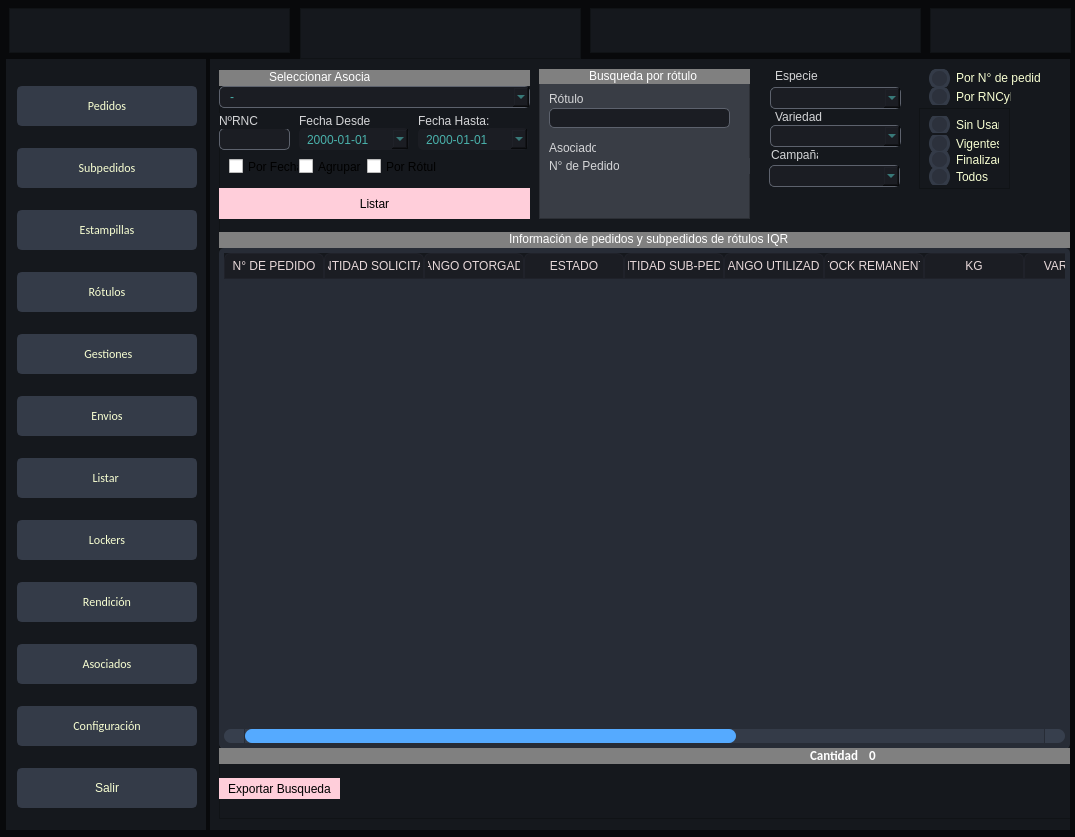
Old version of the form main.ui in the repository zenfranco/gestion_rotulos_psql.
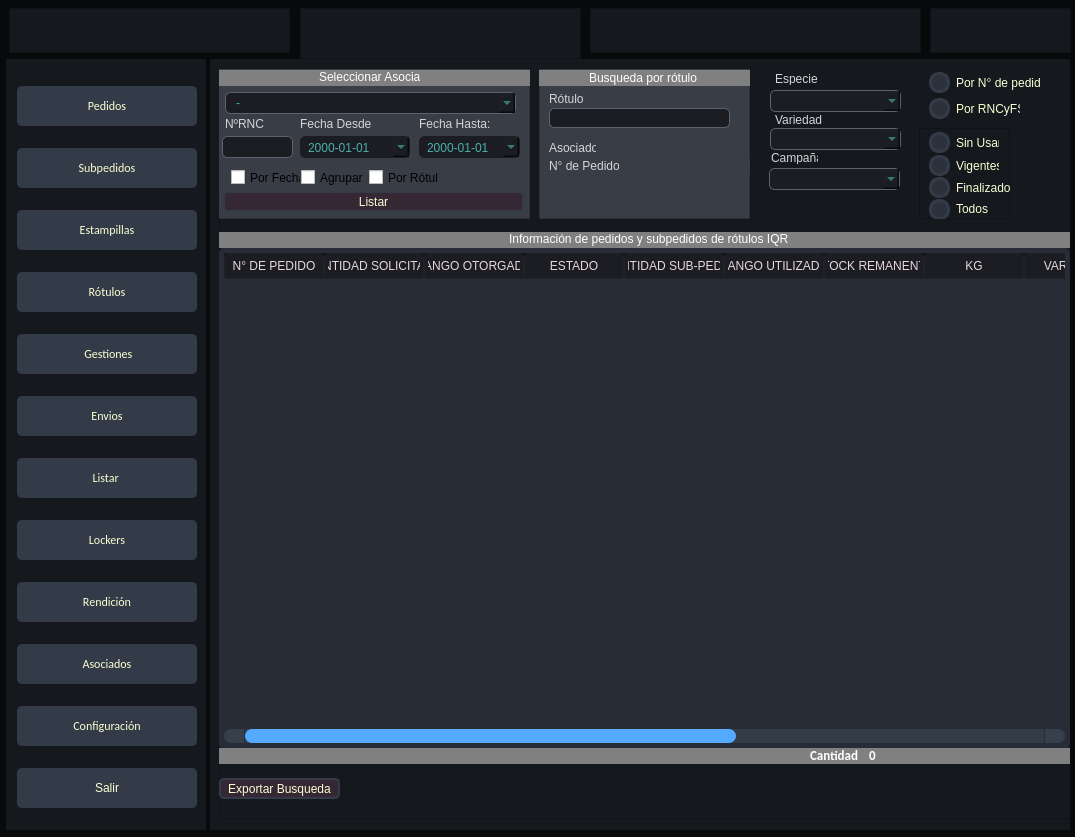
New version of the form. The open tabs and pages were chosen to show the change. Icons and pictures are not drawn.

Commit message: se corrigen detalles graficos

Patch:
```diff
--- a/main.ui
+++ b/main.ui
@@ -73,10 +73,25 @@
 	padding-left: 5px;
 }
 
+QComboBox{
+color:#49b0aa;
+	background-color: rgb(27, 29, 35);
+	border-radius: 5px;
+	border: 1px solid rgb(27, 29, 35);
+	padding: 4px;
+	padding-left: 5px;
+}
+QComboBox:hover{
+	border: 2px solid rgb(64, 71, 88);
+}
 QSpinBox{
 color:#49b0aa;
-border: 1px solid #232323}
-
+	background-color: rgb(27, 29, 35);
+	border-radius: 5px;
+	border: 1px solid rgb(27, 29, 35);
+	padding: 4px;
+	padding-left: 5px;
+}
 </string>
   </property>
   <widget class="QWidget" name="centralwidget">
@@ -1528,7 +1543,7 @@
           </rect>
          </property>
          <property name="styleSheet">
-          <string notr="true">background-color: rgb(255, 255, 255);</string>
+          <string notr="true"/>
          </property>
          <property name="inputMask">
           <string/>
@@ -1652,7 +1667,7 @@
           </rect>
          </property>
          <property name="styleSheet">
-          <string notr="true">background-color: rgb(255, 255, 255);</string>
+          <string notr="true"/>
          </property>
         </widget>
         <widget class="QTableWidget" name="tb_verpedidos">
@@ -1722,22 +1737,22 @@
          </attribute>
          <column>
           <property name="text">
-           <string>N° DE PEDIDO</string>
+           <string>Nº de Pedido</string>
           </property>
          </column>
          <column>
           <property name="text">
-           <string>RANGO DISPONIBLE</string>
+           <string>Rango Disponible</string>
           </property>
          </column>
          <column>
           <property name="text">
-           <string>STOCK</string>
+           <string>Stock</string>
           </property>
          </column>
          <column>
           <property name="text">
-           <string>SERIE</string>
+           <string>Serie</string>
           </property>
          </column>
         </widget>
@@ -1764,7 +1779,7 @@
          <widget class="QLabel" name="label_120">
           <property name="geometry">
            <rect>
-            <x>210</x>
+            <x>150</x>
             <y>-1</y>
             <width>101</width>
             <height>16</height>
@@ -1856,7 +1871,7 @@
         <widget class="QLabel" name="label_150">
          <property name="geometry">
           <rect>
-           <x>310</x>
+           <x>390</x>
            <y>-2</y>
            <width>170</width>
            <height>16</height>
@@ -2071,10 +2086,10 @@
           <number>2021</number>
          </property>
          <property name="maximum">
-          <number>2025</number>
+          <number>2026</number>
          </property>
          <property name="value">
-          <number>2023</number>
+          <number>2024</number>
          </property>
         </widget>
         <widget class="QComboBox" name="cbx_especie_sp">
@@ -2509,7 +2524,7 @@
           </font>
          </property>
          <property name="text">
-          <string>Rango Disponible</string>
+          <string>Rango Disponible:</string>
          </property>
         </widget>
         <widget class="QLabel" name="signal_stock_sp">
@@ -2525,10 +2540,15 @@
           <font>
            <family>Calibri</family>
            <pointsize>11</pointsize>
+           <weight>75</weight>
+           <bold>true</bold>
           </font>
          </property>
+         <property name="styleSheet">
+          <string notr="true">color:#49b0aa;</string>
+         </property>
          <property name="text">
-          <string>[stock]</string>
+          <string>-</string>
          </property>
         </widget>
         <widget class="QLabel" name="label_16">
@@ -2549,7 +2569,7 @@
           </font>
          </property>
          <property name="text">
-          <string>Stock Disponible</string>
+          <string>Stock Disponible:</string>
          </property>
         </widget>
         <widget class="QLabel" name="signal_disponibleinicio_sp">
@@ -2565,10 +2585,15 @@
           <font>
            <family>Calibri</family>
            <pointsize>11</pointsize>
+           <weight>75</weight>
+           <bold>true</bold>
           </font>
          </property>
+         <property name="styleSheet">
+          <string notr="true">color:#49b0aa;</string>
+         </property>
          <property name="text">
-          <string>[iniciol]</string>
+          <string>-</string>
          </property>
         </widget>
         <widget class="QLabel" name="signal_disponiblefin_sp">
@@ -2584,17 +2609,22 @@
           <font>
            <family>Calibri</family>
            <pointsize>11</pointsize>
+           <weight>75</weight>
+           <bold>true</bold>
           </font>
          </property>
+         <property name="styleSheet">
+          <string notr="true">color:#49b0aa;</string>
+         </property>
          <property name="text">
-          <string>[Fin]</string>
+          <string>-</string>
          </property>
         </widget>
         <widget class="QLabel" name="label_72">
          <property name="geometry">
           <rect>
-           <x>220</x>
-           <y>11</y>
+           <x>219</x>
+           <y>10</y>
            <width>16</width>
            <height>20</height>
           </rect>
@@ -2608,7 +2638,7 @@
           </font>
          </property>
          <property name="text">
-          <string>-</string>
+          <string>al</string>
          </property>
         </widget>
         <widget class="QPushButton" name="btn_refresh">
@@ -2621,14 +2651,7 @@
           </rect>
          </property>
          <property name="styleSheet">
-          <string notr="true">QPushButton{
-background-color: rgb(255, 170, 127);
-
-}
-QPushButton:hover{
-background-color: rgb(212, 141, 105);
-
-}</string>
+          <string notr="true"/>
          </property>
          <property name="text">
           <string/>
@@ -2648,14 +2671,7 @@
           </rect>
          </property>
          <property name="styleSheet">
-          <string notr="true">QPushButton{
-background-color: rgb(255, 170, 127);
-
-}
-QPushButton:hover{
-background-color: rgb(212, 141, 105);
-
-}</string>
+          <string notr="true"/>
          </property>
          <property name="text">
           <string/>
@@ -2777,50 +2793,13 @@
          </property>
         </column>
        </widget>
-       <widget class="QLineEdit" name="txt_listar">
-        <property name="geometry">
-         <rect>
-          <x>0</x>
-          <y>60</y>
-          <width>71</width>
-          <height>22</height>
-         </rect>
-        </property>
-       </widget>
-       <widget class="QPushButton" name="btn_listarlistar">
-        <property name="geometry">
-         <rect>
-          <x>0</x>
-          <y>120</y>
-          <width>311</width>
-          <height>31</height>
-         </rect>
-        </property>
-        <property name="styleSheet">
-         <string notr="true">QPushButton{
-
-background-color: rgb(255, 206, 218);
-border:1px;
-}
-QPushButton:hover{
-background-color: rgb(255, 152, 162);
-
-}</string>
-        </property>
-        <property name="text">
-         <string>Listar</string>
-        </property>
-        <property name="shortcut">
-         <string>Enter</string>
-        </property>
-       </widget>
        <widget class="QRadioButton" name="rb_porrncyfs">
         <property name="geometry">
          <rect>
           <x>710</x>
-          <y>20</y>
-          <width>82</width>
-          <height>17</height>
+          <y>30</y>
+          <width>91</width>
+          <height>21</height>
          </rect>
         </property>
         <property name="text">
@@ -2831,9 +2810,9 @@
         <property name="geometry">
          <rect>
           <x>710</x>
-          <y>0</y>
+          <y>-1</y>
           <width>111</width>
-          <height>20</height>
+          <height>31</height>
          </rect>
         </property>
         <property name="text">
@@ -2844,7 +2823,7 @@
         <property name="geometry">
          <rect>
           <x>550</x>
-          <y>97</y>
+          <y>100</y>
           <width>131</width>
           <height>22</height>
          </rect>
@@ -2869,7 +2848,7 @@
         <property name="geometry">
          <rect>
           <x>552</x>
-          <y>80</y>
+          <y>83</y>
           <width>47</width>
           <height>13</height>
          </rect>
@@ -2882,7 +2861,7 @@
         <property name="geometry">
          <rect>
           <x>551</x>
-          <y>57</y>
+          <y>60</y>
           <width>131</width>
           <height>22</height>
          </rect>
@@ -2907,7 +2886,7 @@
         <property name="geometry">
          <rect>
           <x>556</x>
-          <y>42</y>
+          <y>45</y>
           <width>47</width>
           <height>13</height>
          </rect>
@@ -2920,7 +2899,7 @@
         <property name="geometry">
          <rect>
           <x>556</x>
-          <y>1</y>
+          <y>4</y>
           <width>47</width>
           <height>13</height>
          </rect>
@@ -2933,7 +2912,7 @@
         <property name="geometry">
          <rect>
           <x>551</x>
-          <y>19</y>
+          <y>22</y>
           <width>131</width>
           <height>22</height>
          </rect>
@@ -2964,31 +2943,13 @@
          </property>
         </item>
        </widget>
-       <widget class="QComboBox" name="combo_asociados_listar">
-        <property name="geometry">
-         <rect>
-          <x>0</x>
-          <y>18</y>
-          <width>311</width>
-          <height>22</height>
-         </rect>
-        </property>
-        <property name="autoFillBackground">
-         <bool>false</bool>
-        </property>
-        <item>
-         <property name="text">
-          <string>-</string>
-         </property>
-        </item>
-       </widget>
        <widget class="QFrame" name="frame_10">
         <property name="geometry">
          <rect>
           <x>700</x>
-          <y>40</y>
+          <y>60</y>
           <width>91</width>
-          <height>81</height>
+          <height>91</height>
          </rect>
         </property>
         <property name="frameShape">
@@ -3001,9 +2962,9 @@
          <property name="geometry">
           <rect>
            <x>10</x>
-           <y>43</y>
-           <width>70</width>
-           <height>17</height>
+           <y>49</y>
+           <width>91</width>
+           <height>21</height>
           </rect>
          </property>
          <property name="text">
@@ -3016,7 +2977,7 @@
            <x>10</x>
            <y>27</y>
            <width>70</width>
-           <height>17</height>
+           <height>21</height>
           </rect>
          </property>
          <property name="text">
@@ -3027,9 +2988,9 @@
          <property name="geometry">
           <rect>
            <x>10</x>
-           <y>60</y>
+           <y>71</y>
            <width>70</width>
-           <height>17</height>
+           <height>20</height>
           </rect>
          </property>
          <property name="text">
@@ -3040,9 +3001,9 @@
          <property name="geometry">
           <rect>
            <x>10</x>
-           <y>8</y>
+           <y>4</y>
            <width>70</width>
-           <height>17</height>
+           <height>21</height>
           </rect>
          </property>
          <property name="text">
@@ -3128,97 +3089,29 @@
          </rect>
         </property>
         <property name="styleSheet">
-         <string notr="true">QPushButton{
+         <string notr="true">QPushButton {
+	
+	color: rgb(248, 255, 210);
+	border: 2px solid rgb(52, 59, 72);
+	border-radius: 5px;	
+	background-color:  #352733;
 
-background-color: rgb(255, 206, 218);
-border:1px;
 }
-QPushButton:hover{
-background-color: rgb(255, 152, 162);
+QPushButton:hover {
+	background-color: rgb(57, 65, 80);
+	border: 2px solid rgb(61, 70, 86);
+}
+QPushButton:pressed {	
+	background-color: rgb(35, 40, 49);
+	border: 2px solid rgb(43, 50, 61);
+}
 
-}</string>
+</string>
         </property>
         <property name="text">
          <string>Exportar Busqueda</string>
         </property>
        </widget>
-       <widget class="QLabel" name="label_19">
-        <property name="geometry">
-         <rect>
-          <x>80</x>
-          <y>45</y>
-          <width>71</width>
-          <height>16</height>
-         </rect>
-        </property>
-        <property name="text">
-         <string>Fecha Desde:</string>
-        </property>
-       </widget>
-       <widget class="QDateEdit" name="fecha_hasta_listar">
-        <property name="enabled">
-         <bool>false</bool>
-        </property>
-        <property name="geometry">
-         <rect>
-          <x>199</x>
-          <y>60</y>
-          <width>110</width>
-          <height>22</height>
-         </rect>
-        </property>
-        <property name="displayFormat">
-         <string>yyyy-MM-dd</string>
-        </property>
-        <property name="calendarPopup">
-         <bool>true</bool>
-        </property>
-       </widget>
-       <widget class="QLabel" name="label_38">
-        <property name="geometry">
-         <rect>
-          <x>199</x>
-          <y>45</y>
-          <width>71</width>
-          <height>16</height>
-         </rect>
-        </property>
-        <property name="text">
-         <string>Fecha Hasta:</string>
-        </property>
-       </widget>
-       <widget class="QDateEdit" name="fecha_desde_listar">
-        <property name="enabled">
-         <bool>false</bool>
-        </property>
-        <property name="geometry">
-         <rect>
-          <x>80</x>
-          <y>60</y>
-          <width>110</width>
-          <height>22</height>
-         </rect>
-        </property>
-        <property name="displayFormat">
-         <string>yyyy-MM-dd</string>
-        </property>
-        <property name="calendarPopup">
-         <bool>true</bool>
-        </property>
-       </widget>
-       <widget class="QCheckBox" name="cbx_porfecha">
-        <property name="geometry">
-         <rect>
-          <x>10</x>
-          <y>90</y>
-          <width>70</width>
-          <height>17</height>
-         </rect>
-        </property>
-        <property name="text">
-         <string>Por Fecha</string>
-        </property>
-       </widget>
        <widget class="QFrame" name="frame_30">
         <property name="geometry">
          <rect>
@@ -3358,61 +3251,11 @@
          </property>
         </widget>
        </widget>
-       <widget class="QCheckBox" name="cbx_agrupar_porfecha">
-        <property name="geometry">
-         <rect>
-          <x>80</x>
-          <y>90</y>
-          <width>70</width>
-          <height>17</height>
-         </rect>
-        </property>
-        <property name="text">
-         <string>Agrupar</string>
-        </property>
-       </widget>
-       <widget class="QFrame" name="frame_43">
-        <property name="geometry">
-         <rect>
-          <x>0</x>
-          <y>2</y>
-          <width>311</width>
-          <height>16</height>
-         </rect>
-        </property>
-        <property name="styleSheet">
-         <string notr="true">background:grey;
-border-radius:15px;
-</string>
-        </property>
-        <property name="frameShape">
-         <enum>QFrame::StyledPanel</enum>
-        </property>
-        <property name="frameShadow">
-         <enum>QFrame::Raised</enum>
-        </property>
-        <widget class="QLabel" name="label_126">
-         <property name="geometry">
-          <rect>
-           <x>50</x>
-           <y>-1</y>
-           <width>101</width>
-           <height>16</height>
-          </rect>
-         </property>
-         <property name="styleSheet">
-          <string notr="true">color:rgb(255, 255, 255);</string>
-         </property>
-         <property name="text">
-          <string>Seleccionar Asociado</string>
-         </property>
-        </widget>
-       </widget>
        <widget class="QFrame" name="frame_75">
         <property name="geometry">
          <rect>
           <x>320</x>
-          <y>0</y>
+          <y>2</y>
           <width>211</width>
           <height>16</height>
          </rect>
@@ -3445,32 +3288,6 @@
          </property>
         </widget>
        </widget>
-       <widget class="QCheckBox" name="cbx_porrotulo">
-        <property name="geometry">
-         <rect>
-          <x>148</x>
-          <y>90</y>
-          <width>70</width>
-          <height>17</height>
-         </rect>
-        </property>
-        <property name="text">
-         <string>Por Rótulo</string>
-        </property>
-       </widget>
-       <widget class="QLabel" name="label_104">
-        <property name="geometry">
-         <rect>
-          <x>0</x>
-          <y>45</y>
-          <width>71</width>
-          <height>16</height>
-         </rect>
-        </property>
-        <property name="text">
-         <string>NºRNC</string>
-        </property>
-       </widget>
        <widget class="QFrame" name="frame_98">
         <property name="geometry">
          <rect>
@@ -3508,6 +3325,247 @@
          </property>
         </widget>
        </widget>
+       <widget class="QFrame" name="frame_108">
+        <property name="geometry">
+         <rect>
+          <x>-10</x>
+          <y>-10</y>
+          <width>321</width>
+          <height>161</height>
+         </rect>
+        </property>
+        <property name="styleSheet">
+         <string notr="true">QFrame
+{
+background-color: #393d45;
+}
+
+QPushButton {
+	
+	color: rgb(248, 255, 210);
+	border: 2px solid rgb(52, 59, 72);
+	border-radius: 5px;	
+	background-color:  #352733;
+
+}
+QPushButton:hover {
+	background-color: rgb(57, 65, 80);
+	border: 2px solid rgb(61, 70, 86);
+}
+QPushButton:pressed {	
+	background-color: rgb(35, 40, 49);
+	border: 2px solid rgb(43, 50, 61);
+}
+
+</string>
+        </property>
+        <property name="frameShape">
+         <enum>QFrame::StyledPanel</enum>
+        </property>
+        <property name="frameShadow">
+         <enum>QFrame::Raised</enum>
+        </property>
+        <widget class="QComboBox" name="combo_asociados_listar">
+         <property name="geometry">
+          <rect>
+           <x>16</x>
+           <y>34</y>
+           <width>291</width>
+           <height>22</height>
+          </rect>
+         </property>
+         <property name="autoFillBackground">
+          <bool>false</bool>
+         </property>
+         <item>
+          <property name="text">
+           <string>-</string>
+          </property>
+         </item>
+        </widget>
+        <widget class="QFrame" name="frame_43">
+         <property name="geometry">
+          <rect>
+           <x>10</x>
+           <y>12</y>
+           <width>311</width>
+           <height>16</height>
+          </rect>
+         </property>
+         <property name="styleSheet">
+          <string notr="true">background:grey;
+border-radius:15px;
+</string>
+         </property>
+         <property name="frameShape">
+          <enum>QFrame::StyledPanel</enum>
+         </property>
+         <property name="frameShadow">
+          <enum>QFrame::Raised</enum>
+         </property>
+         <widget class="QLabel" name="label_126">
+          <property name="geometry">
+           <rect>
+            <x>100</x>
+            <y>-1</y>
+            <width>101</width>
+            <height>16</height>
+           </rect>
+          </property>
+          <property name="styleSheet">
+           <string notr="true">color:rgb(255, 255, 255);</string>
+          </property>
+          <property name="text">
+           <string>Seleccionar Asociado</string>
+          </property>
+         </widget>
+        </widget>
+        <widget class="QDateEdit" name="fecha_hasta_listar">
+         <property name="enabled">
+          <bool>false</bool>
+         </property>
+         <property name="geometry">
+          <rect>
+           <x>210</x>
+           <y>78</y>
+           <width>101</width>
+           <height>22</height>
+          </rect>
+         </property>
+         <property name="displayFormat">
+          <string>yyyy-MM-dd</string>
+         </property>
+         <property name="calendarPopup">
+          <bool>true</bool>
+         </property>
+        </widget>
+        <widget class="QLabel" name="label_38">
+         <property name="geometry">
+          <rect>
+           <x>210</x>
+           <y>58</y>
+           <width>71</width>
+           <height>16</height>
+          </rect>
+         </property>
+         <property name="text">
+          <string>Fecha Hasta:</string>
+         </property>
+        </widget>
+        <widget class="QLineEdit" name="txt_listar">
+         <property name="geometry">
+          <rect>
+           <x>13</x>
+           <y>78</y>
+           <width>71</width>
+           <height>22</height>
+          </rect>
+         </property>
+        </widget>
+        <widget class="QLabel" name="label_104">
+         <property name="geometry">
+          <rect>
+           <x>16</x>
+           <y>58</y>
+           <width>71</width>
+           <height>16</height>
+          </rect>
+         </property>
+         <property name="text">
+          <string>NºRNC</string>
+         </property>
+        </widget>
+        <widget class="QDateEdit" name="fecha_desde_listar">
+         <property name="enabled">
+          <bool>false</bool>
+         </property>
+         <property name="geometry">
+          <rect>
+           <x>91</x>
+           <y>78</y>
+           <width>110</width>
+           <height>22</height>
+          </rect>
+         </property>
+         <property name="displayFormat">
+          <string>yyyy-MM-dd</string>
+         </property>
+         <property name="calendarPopup">
+          <bool>true</bool>
+         </property>
+        </widget>
+        <widget class="QLabel" name="label_19">
+         <property name="geometry">
+          <rect>
+           <x>91</x>
+           <y>58</y>
+           <width>71</width>
+           <height>16</height>
+          </rect>
+         </property>
+         <property name="text">
+          <string>Fecha Desde:</string>
+         </property>
+        </widget>
+        <widget class="QCheckBox" name="cbx_porrotulo">
+         <property name="geometry">
+          <rect>
+           <x>160</x>
+           <y>111</y>
+           <width>70</width>
+           <height>17</height>
+          </rect>
+         </property>
+         <property name="text">
+          <string>Por Rótulo</string>
+         </property>
+        </widget>
+        <widget class="QCheckBox" name="cbx_porfecha">
+         <property name="geometry">
+          <rect>
+           <x>22</x>
+           <y>111</y>
+           <width>70</width>
+           <height>17</height>
+          </rect>
+         </property>
+         <property name="text">
+          <string>Por Fecha</string>
+         </property>
+        </widget>
+        <widget class="QCheckBox" name="cbx_agrupar_porfecha">
+         <property name="geometry">
+          <rect>
+           <x>92</x>
+           <y>111</y>
+           <width>70</width>
+           <height>17</height>
+          </rect>
+         </property>
+         <property name="text">
+          <string>Agrupar</string>
+         </property>
+        </widget>
+        <widget class="QPushButton" name="btn_listarlistar">
+         <property name="geometry">
+          <rect>
+           <x>14</x>
+           <y>133</y>
+           <width>301</width>
+           <height>21</height>
+          </rect>
+         </property>
+         <property name="styleSheet">
+          <string notr="true"/>
+         </property>
+         <property name="text">
+          <string>Listar</string>
+         </property>
+         <property name="shortcut">
+          <string>Enter</string>
+         </property>
+        </widget>
+       </widget>
       </widget>
      </widget>
      <widget class="QWidget" name="p_rendicion">
@@ -3517,7 +3575,7 @@
          <x>0</x>
          <y>0</y>
          <width>861</width>
-         <height>121</height>
+         <height>131</height>
         </rect>
        </property>
        <property name="styleSheet">
@@ -9566,7 +9624,7 @@
           </font>
          </property>
          <property name="styleSheet">
-          <string notr="true">color: rgb(0, 0, 255);</string>
+          <string notr="true">color:#49b0aa;</string>
          </property>
          <property name="text">
           <string/>
@@ -9589,7 +9647,7 @@
           </font>
          </property>
          <property name="styleSheet">
-          <string notr="true">color: rgb(0, 0, 255);</string>
+          <string notr="true">color:#49b0aa;</string>
          </property>
          <property name="text">
           <string/>
@@ -9612,7 +9670,7 @@
           </font>
          </property>
          <property name="styleSheet">
-          <string notr="true">color: rgb(0, 0, 255);</string>
+          <string notr="true">color:#49b0aa;</string>
          </property>
          <property name="text">
           <string/>
@@ -9635,7 +9693,7 @@
           </font>
          </property>
          <property name="styleSheet">
-          <string notr="true">color: rgb(0, 0, 255);</string>
+          <string notr="true">color:#49b0aa;</string>
          </property>
          <property name="text">
           <string/>
@@ -9671,7 +9729,7 @@
           </font>
          </property>
          <property name="styleSheet">
-          <string notr="true">color: rgb(0, 0, 255);</string>
+          <string notr="true">color:#49b0aa;</string>
          </property>
          <property name="text">
           <string/>
@@ -9811,7 +9869,7 @@
           </font>
          </property>
          <property name="styleSheet">
-          <string notr="true">color: rgb(0, 0, 255);</string>
+          <string notr="true">color:#49b0aa;</string>
          </property>
          <property name="text">
           <string/>
```
The commit also changes 1 other file.
